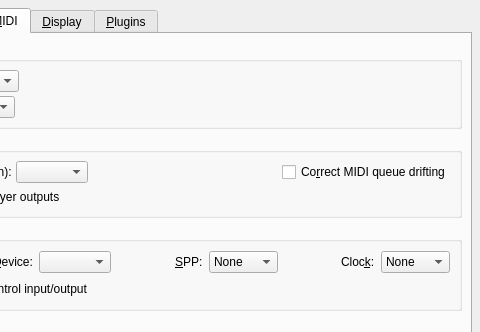
First picture: the form in src/qtractorOptionsForm.ui, repository rncbc/qtractor, before the edit; both pictures show x 150 to 630 and y 0 to 332 of the 630 by 525 pixel window.
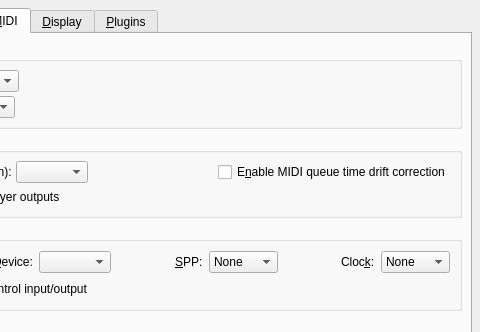
Second picture: the form after the edit. The open tabs and pages were chosen to show the change. Icons and pictures are not drawn.

The edit to the form file:
```diff
--- a/src/qtractorOptionsForm.ui
+++ b/src/qtractorOptionsForm.ui
@@ -1514,7 +1514,7 @@
              <string>Whether to correct MIDI queue drifting</string>
             </property>
             <property name="text">
-             <string>Co&amp;rrect MIDI queue drifting</string>
+             <string>E&amp;nable MIDI queue time drift correction</string>
             </property>
             <property name="shortcut">
              <string>Alt+R</string>
```
Left out of the diff: 4 changed lines with no effect on the pictures.
